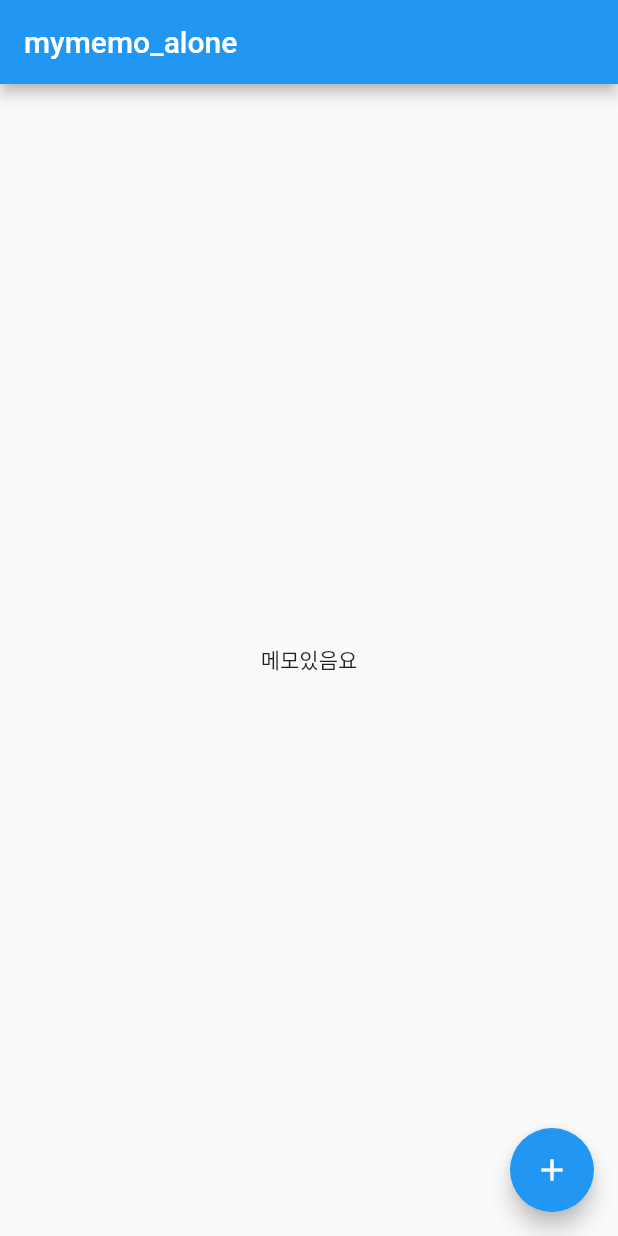
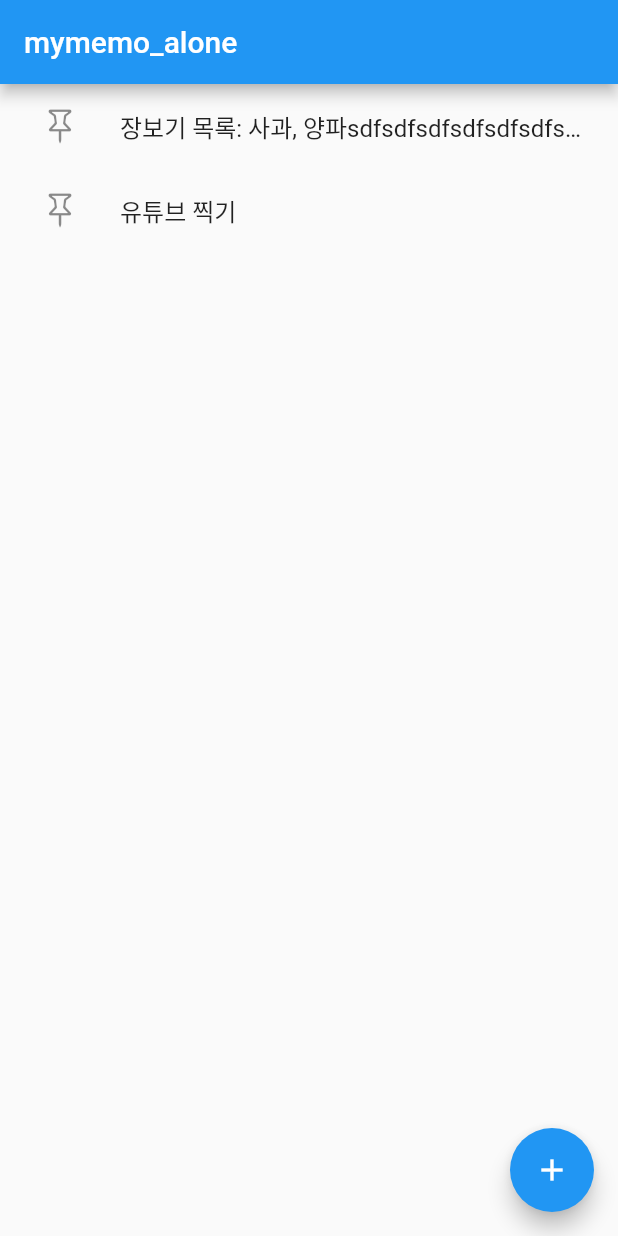
Before and after one commit to koreaTail/mymemo2_alone, a Flutter app: the screen it shows after launch, on a phone screen of 412 x 824 dp. Run offline on Flutter 3.47's test engine with Material 2 defaults, Android fonts, the phone set to English and light mode, and no system bars.

Commit message:
메모 목록 조회 기능 구현

```diff
--- a/lib/main.dart
+++ b/lib/main.dart
@@ -28,7 +28,10 @@ class HomePage extends StatefulWidget {
 }
 
 class _HomePageState extends State<HomePage> {
-  List<String> memoList = ['장보기 목록: 사과, 양파'];
+  List<String> memoList = [
+    '장보기 목록: 사과, 양파sdfsdfsdfsdfsdfsdfsdfsdfsdfsdfsdfawsefawefasefwsesdfsdfsdfsdfsdfsdfawsefawefasefwsesdfsdfsdfsdfsdfsdfawsefawefasefwsesdfsdfsdfsdfsdfsdfawsefawefasefwseasefasefaewsf',
+    '유튜브 찍기'
+  ];
 
   @override
   Widget build(BuildContext context) {
@@ -38,7 +41,28 @@ class _HomePageState extends State<HomePage> {
       ),
       body: memoList.isEmpty
           ? Center(child: Text("메모를 작성해 주소서"))
-          : Center(child: Text("메모있음요")),
+          : ListView.builder(
+              itemCount: memoList.length,
+              itemBuilder: (context, index) {
+                String memo = memoList[index];
+                return ListTile(
+                  leading: IconButton(
+                    icon: Icon(CupertinoIcons.pin),
+                    onPressed: () {
+                      print('$memo : pin 클릭 됨');
+                    },
+                  ),
+                  title: Text(
+                    memo,
+                    maxLines: 1,
+                    overflow: TextOverflow.ellipsis, // ...을 통해 생략된 부분 표시
+                  ),
+                  onTap: () {
+                    print('$memo : 클릭 됨');
+                  },
+                );
+              },
+            ),
       floatingActionButton: FloatingActionButton(
         //오른쪽 하단에 버튼
         child: Icon(Icons.add),
@@ -47,7 +71,8 @@ class _HomePageState extends State<HomePage> {
             context,
             MaterialPageRoute(builder: (_) => DetailPage()), //디테일페이지로 이동
           );
-          }),
+        },
+      ),
     );
   }
 }
```
Lines whose indentation alone changed are shown as unchanged.
